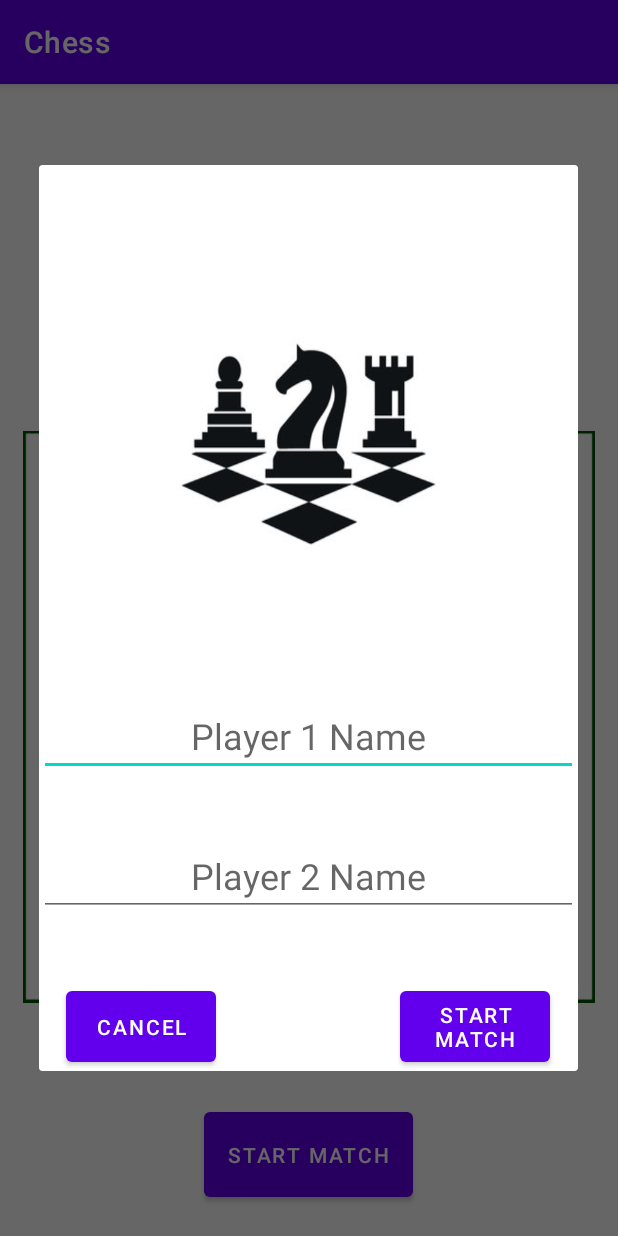
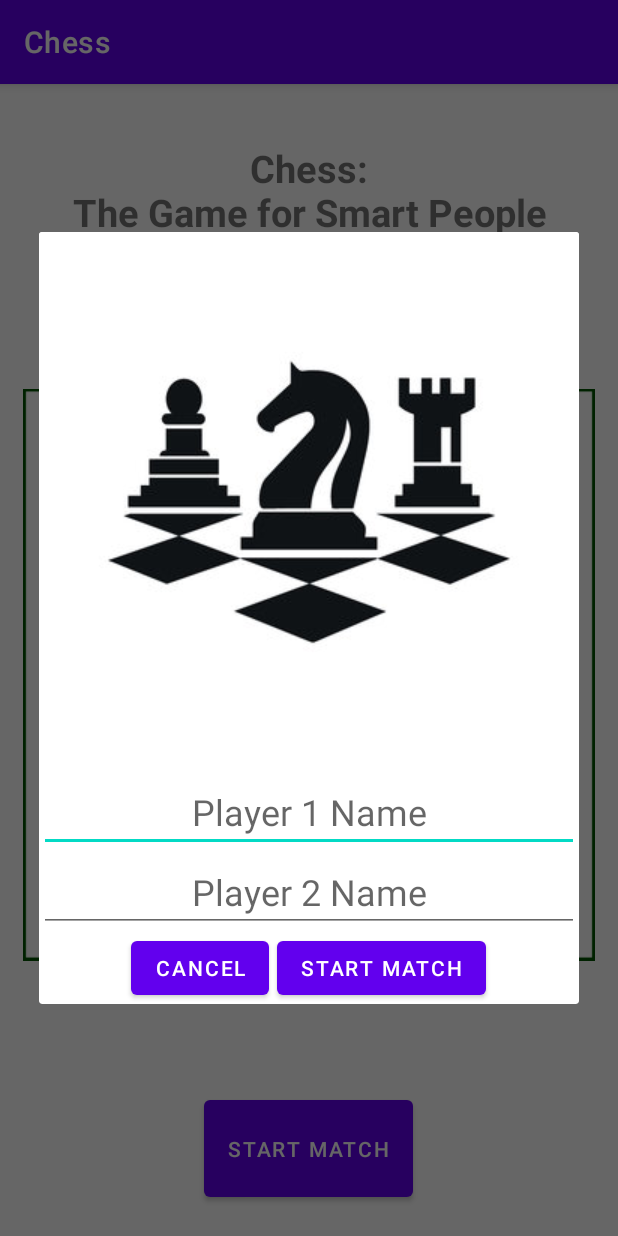
Before and after one commit to GoldenMurrani/ChessApp, an Android app: the screen it shows after launch (MainActivity), after a tap on "START MATCH", on a phone screen of 412 x 824 dp. Run offline under Robolectric (Android 15) with nearby library versions, the light colour scheme and no system bars; Roboto replaces fonts that are not available here.

Commit message:
All layouts updated to work on Nexus S

```diff
--- a/app/src/main/res/layout-land/activity_main.xml
+++ b/app/src/main/res/layout-land/activity_main.xml
@@ -23,25 +23,24 @@
         android:gravity="center"
         android:orientation="vertical">
 
-        <Button
-            android:id="@+id/buttonStart"
-            android:layout_width="wrap_content"
-            android:layout_height="wrap_content"
-            android:layout_margin="20dp"
-            android:onClick="onStart"
-            android:text="@string/start" />
-
         <TextView
             android:id="@+id/textView"
             android:layout_width="wrap_content"
             android:layout_height="wrap_content"
-            android:layout_margin="20dp"
             android:fontFamily="@font/almendra"
             android:gravity="center"
             android:includeFontPadding="false"
             android:text="@string/game_title"
             android:textSize="25sp"
             android:textStyle="bold" />
+
+        <Button
+            android:id="@+id/buttonStart"
+            android:layout_width="wrap_content"
+            android:layout_height="wrap_content"
+            android:onClick="onStart"
+            android:text="@string/start" />
+
     </LinearLayout>
 
 </LinearLayout>
--- a/app/src/main/res/layout-land/startpopup.xml
+++ b/app/src/main/res/layout-land/startpopup.xml
@@ -1,79 +1,57 @@
 <?xml version="1.0" encoding="utf-8"?>
-<androidx.constraintlayout.widget.ConstraintLayout xmlns:android="http://schemas.android.com/apk/res/android"
+<LinearLayout xmlns:android="http://schemas.android.com/apk/res/android"
     xmlns:app="http://schemas.android.com/apk/res-auto"
     xmlns:tools="http://schemas.android.com/tools"
     android:layout_width="match_parent"
     android:layout_height="match_parent"
-    android:orientation="horizontal"
-    >
+    android:gravity="center_vertical"
+    android:orientation="horizontal">
 
     <ImageView
         android:id="@+id/startpopupicon"
-        android:layout_width="221dp"
-        android:layout_height="247dp"
+        android:layout_width="0dp"
+        android:layout_height="match_parent"
 
-        android:background="@drawable/chess_icon"
-        app:layout_constraintBottom_toBottomOf="parent"
-        app:layout_constraintEnd_toEndOf="parent"
-        app:layout_constraintHorizontal_bias="0.009"
-        app:layout_constraintStart_toStartOf="parent"
-        app:layout_constraintTop_toTopOf="parent"
-        app:layout_constraintVertical_bias="0.463" />
+        android:layout_weight="5"
+        app:srcCompat="@drawable/chess_icon" />
+
+    <LinearLayout
+        android:layout_width="0dp"
+        android:layout_height="match_parent"
+        android:layout_weight="3"
+        android:gravity="center"
+        android:orientation="vertical">
 
         <EditText
             android:id="@+id/startpopup_p_one"
-        android:layout_width="150dp"
-        android:layout_height="62dp"
+            android:layout_width="wrap_content"
+            android:layout_height="wrap_content"
             android:gravity="center_horizontal"
             android:hint="Player 1 Name"
+            android:saveEnabled="true"
             android:textAlignment="center"
-        android:textSize="20sp"
-        app:layout_constraintBottom_toTopOf="@+id/startpopup_p_two"
-        app:layout_constraintEnd_toEndOf="parent"
-        app:layout_constraintHorizontal_bias="0.546"
-        app:layout_constraintStart_toEndOf="@+id/startpopupicon"
-        app:layout_constraintTop_toTopOf="parent"
-        app:layout_constraintVertical_bias="0.812"
-        android:saveEnabled="true"
-        />
+            android:textSize="20sp" />
 
         <EditText
             android:id="@+id/startpopup_p_two"
-        android:layout_width="150dp"
-        android:layout_height="62dp"
+            android:layout_width="wrap_content"
+            android:layout_height="wrap_content"
             android:gravity="center_horizontal"
             android:hint="Player 2 Name"
             android:textAlignment="center"
-        android:textSize="20sp"
-        app:layout_constraintBottom_toBottomOf="parent"
-        app:layout_constraintEnd_toEndOf="parent"
-        app:layout_constraintHorizontal_bias="0.545"
-        app:layout_constraintStart_toEndOf="@+id/startpopupicon"
-        app:layout_constraintTop_toTopOf="parent"
-        app:layout_constraintVertical_bias="0.498" />
+            android:textSize="20sp" />
 
         <Button
             android:id="@+id/cancelButton"
-        android:layout_width="150dp"
-        android:layout_height="62dp"
-        android:text="Cancel"
-        app:layout_constraintBottom_toBottomOf="parent"
-        app:layout_constraintEnd_toEndOf="parent"
-        app:layout_constraintHorizontal_bias="0.553"
-        app:layout_constraintStart_toEndOf="@+id/startpopupicon"
-        app:layout_constraintTop_toBottomOf="@+id/startButton"
-        app:layout_constraintVertical_bias="0.257" />
+            android:layout_width="wrap_content"
+            android:layout_height="wrap_content"
+            android:text="Cancel" />
 
         <Button
             android:id="@+id/startButton"
-        android:layout_width="150dp"
-        android:layout_height="62dp"
-        android:text="Start Match"
-        app:layout_constraintBottom_toBottomOf="parent"
-        app:layout_constraintEnd_toEndOf="parent"
-        app:layout_constraintHorizontal_bias="0.553"
-        app:layout_constraintStart_toEndOf="@+id/startpopupicon"
-        app:layout_constraintTop_toBottomOf="@+id/startpopup_p_two"
-        app:layout_constraintVertical_bias="0.137" />
+            android:layout_width="wrap_content"
+            android:layout_height="wrap_content"
+            android:text="Start Match" />
+    </LinearLayout>
 
-</androidx.constraintlayout.widget.ConstraintLayout>
+</LinearLayout>
--- a/app/src/main/res/layout/activity_main.xml
+++ b/app/src/main/res/layout/activity_main.xml
@@ -11,7 +11,7 @@
         android:id="@+id/view"
         class="androidx.appcompat.widget.ActionMenuView"
         android:layout_width="match_parent"
-        android:layout_height="64dp"
+        android:layout_height="0dp"
         android:layout_weight="1" />
 
     <TextView
--- a/app/src/main/res/layout/startpopup.xml
+++ b/app/src/main/res/layout/startpopup.xml
@@ -1,79 +1,66 @@
 <?xml version="1.0" encoding="utf-8"?>
-<androidx.constraintlayout.widget.ConstraintLayout xmlns:android="http://schemas.android.com/apk/res/android"
+<LinearLayout xmlns:android="http://schemas.android.com/apk/res/android"
     xmlns:app="http://schemas.android.com/apk/res-auto"
     xmlns:tools="http://schemas.android.com/tools"
     android:layout_width="match_parent"
     android:layout_height="match_parent"
-    android:orientation="vertical"
-    >
+    android:gravity="center_horizontal"
+    android:orientation="vertical">
 
     <ImageView
         android:id="@+id/startpopupicon"
-        android:layout_width="227dp"
-        android:layout_height="256dp"
-        android:background="@drawable/chess_icon"
-        app:layout_constraintBottom_toBottomOf="parent"
-        app:layout_constraintEnd_toEndOf="parent"
-        app:layout_constraintHorizontal_bias="0.498"
-        app:layout_constraintStart_toStartOf="parent"
-        app:layout_constraintTop_toTopOf="parent"
-        app:layout_constraintVertical_bias="0.166" />
+        android:layout_width="match_parent"
+        android:layout_height="0dp"
+        android:layout_weight="4"
+        app:srcCompat="@drawable/chess_icon" />
 
     <EditText
         android:id="@+id/startpopup_p_one"
         android:layout_width="match_parent"
-        android:layout_height="wrap_content"
-        android:layout_marginTop="40dp"
-        app:layout_constraintBottom_toBottomOf="parent"
-        app:layout_constraintTop_toBottomOf="@+id/startpopupicon"
-        app:layout_constraintVertical_bias="0.0"
-        tools:layout_editor_absoluteX="0dp"
-        android:textSize="24sp"
+        android:layout_height="0dp"
+        android:layout_weight="1"
+        android:gravity="center"
         android:hint="Player 1 Name"
+        android:saveEnabled="true"
         android:textAlignment="center"
-        android:gravity="center_horizontal"
-        android:saveEnabled="true"
-        />
+        android:textSize="24sp" />
 
     <EditText
         android:id="@+id/startpopup_p_two"
         android:layout_width="match_parent"
-        android:layout_height="wrap_content"
-        android:layout_marginTop="40dp"
-        app:layout_constraintBottom_toBottomOf="parent"
-        app:layout_constraintTop_toBottomOf="@+id/startpopup_p_one"
-        app:layout_constraintVertical_bias="0.0"
-        tools:layout_editor_absoluteX="0dp"
-        android:textSize="24sp"
+        android:layout_height="0dp"
+        android:layout_weight="1"
+        android:gravity="center"
         android:hint="Player 2 Name"
+        android:saveEnabled="true"
         android:textAlignment="center"
-        android:gravity="center_horizontal"
-        />
+        android:textSize="24sp" />
 
-    <Button
-        android:id="@+id/cancelButton"
-        android:layout_width="100dp"
-        android:layout_height="59dp"
-        android:layout_marginTop="44dp"
-        android:text="Cancel"
-        app:layout_constraintBottom_toBottomOf="parent"
-        app:layout_constraintEnd_toEndOf="parent"
-        app:layout_constraintHorizontal_bias="0.07"
-        app:layout_constraintStart_toStartOf="parent"
-        app:layout_constraintTop_toBottomOf="@+id/startpopup_p_two"
-        app:layout_constraintVertical_bias="0.691" />
+    <LinearLayout
+        android:layout_width="match_parent"
+        android:layout_height="0dp"
+        android:layout_weight="1"
+        android:gravity="center"
+        android:orientation="horizontal">
 
-    <Button
-        android:id="@+id/startButton"
-        android:layout_width="100dp"
-        android:layout_height="59dp"
-        android:layout_marginTop="44dp"
-        android:text="Start Match"
-        app:layout_constraintBottom_toBottomOf="parent"
-        app:layout_constraintEnd_toEndOf="parent"
-        app:layout_constraintHorizontal_bias="0.929"
-        app:layout_constraintStart_toStartOf="parent"
-        app:layout_constraintTop_toBottomOf="@+id/startpopup_p_two"
-        app:layout_constraintVertical_bias="0.691" />
+        <Button
+            android:id="@+id/cancelButton"
+            android:layout_width="wrap_content"
+            android:layout_height="wrap_content"
+            android:text="Cancel" />
 
-</androidx.constraintlayout.widget.ConstraintLayout>
+        <FrameLayout
+            android:layout_width="5dp"
+            android:layout_height="0dp">
+
+        </FrameLayout>
+
+        <Button
+            android:id="@+id/startButton"
+            android:layout_width="wrap_content"
+            android:layout_height="wrap_content"
+            android:text="Start Match" />
+
+    </LinearLayout>
+
+</LinearLayout>
--- a/app/src/main/res/values/strings.xml
+++ b/app/src/main/res/values/strings.xml
@@ -17,4 +17,5 @@
     <string name="loserText">Loser</string>
     <string name="winText">is the Winner! We declare them a true Master of Chess</string>
     <string name="loseText">is the loser.</string>
+    <string name="placeholder">placeholder</string>
 </resources>
```
Also changed, not shown: app/src/main/res/layout-land/activity_chess.xml (+6 -11 lines), app/src/main/res/layout-land/activity_winner.xml (+22 -42 lines), app/src/main/res/layout/activity_winner.xml (+30 -51 lines). Lines whose indentation alone changed are shown as unchanged.
